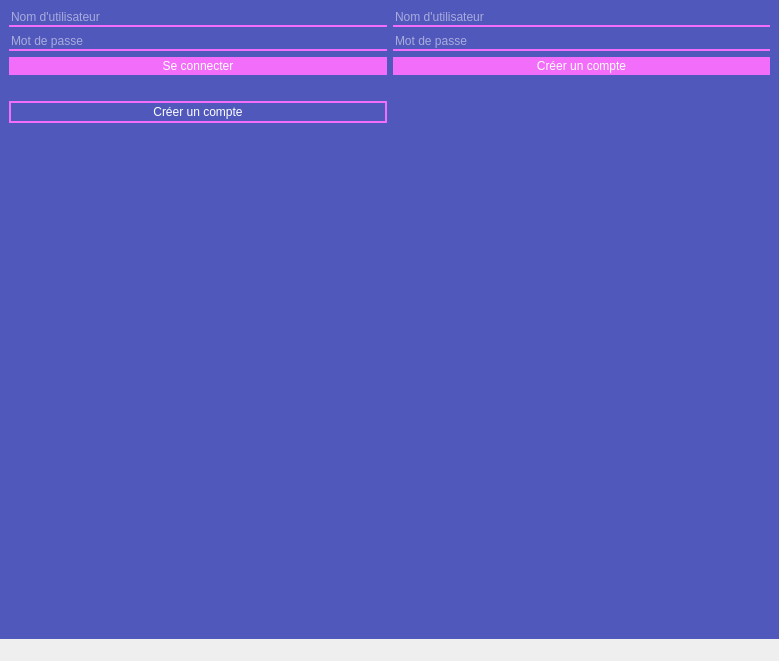
Qt form views/MainWindow.ui (hug0be/pyhon_app) before a commit.
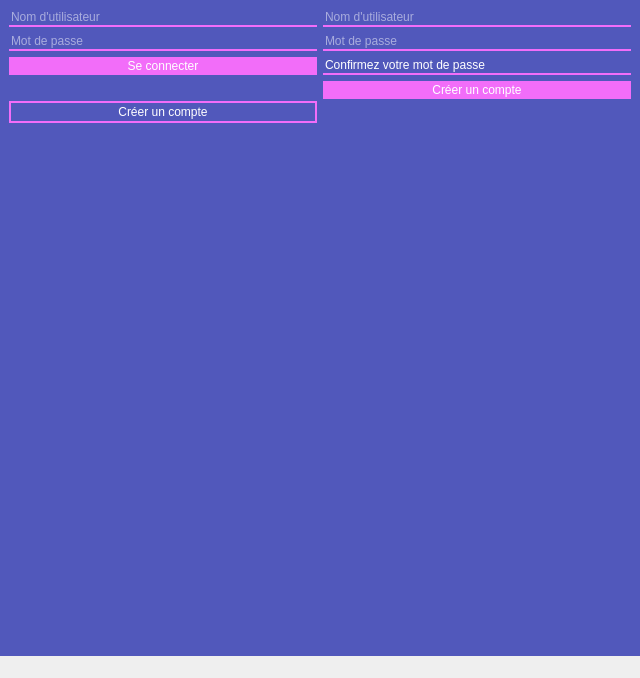
The same form after that commit.

Commit message: [FEATURE]ajout de la fonction de confirmation de mot de passe

```diff
--- a/views/MainWindow.ui
+++ b/views/MainWindow.ui
@@ -6,8 +6,8 @@
    <rect>
     <x>0</x>
     <y>0</y>
-    <width>779</width>
-    <height>661</height>
+    <width>640</width>
+    <height>678</height>
    </rect>
   </property>
   <property name="windowTitle">
@@ -132,6 +132,13 @@
         </property>
        </widget>
       </item>
+      <item>
+       <widget class="QLineEdit" name="accountPasswordConfirmation">
+        <property name="text">
+         <string>Confirmez votre mot de passe</string>
+        </property>
+       </widget>
+      </item>
       <item>
        <widget class="QPushButton" name="createAccountButton">
         <property name="text">
```
The commit also changes 3 other files.
